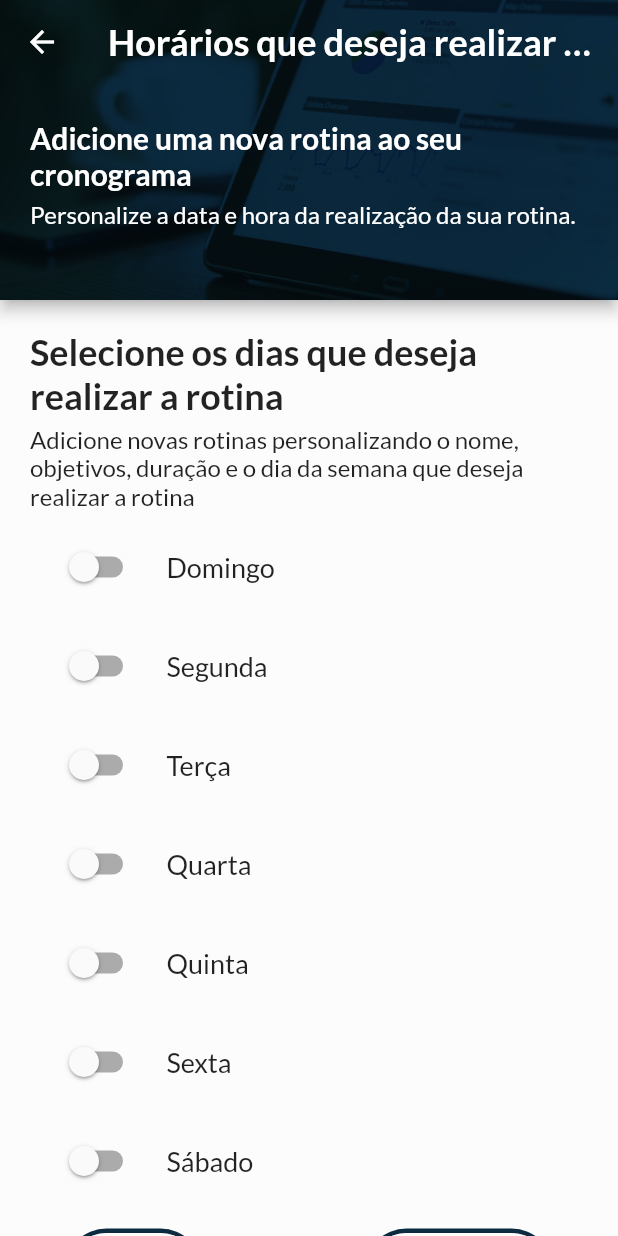
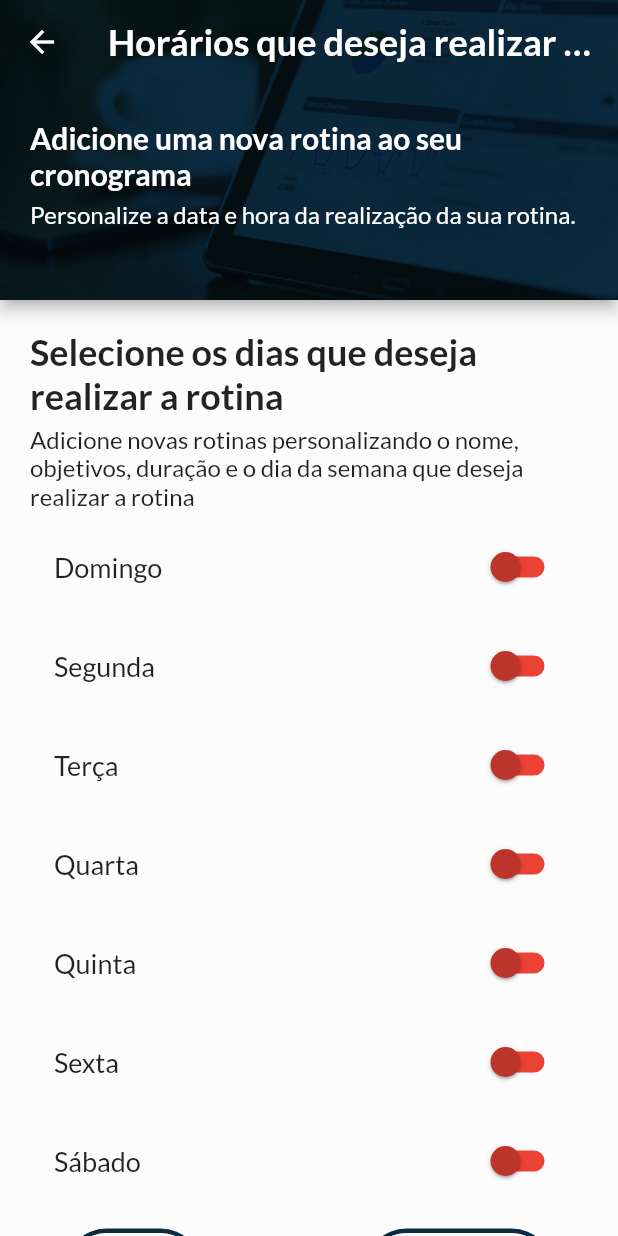
Before and after one commit to guicrisostomo/hour, a Flutter app: the CustomDateRotine screen opened by its route, on a phone screen of 412 x 824 dp. Run offline on Flutter 3.47's test engine with Material 2 defaults, Android fonts, the light colour scheme and no system bars; our stand-ins replace firebase_core, flutter_dotenv, flutter_svg, google_fonts; missing offline and left inert: dart:html; accounts and stored records are empty.

Commit message:
style: change color and position of toggle switch

```diff
--- a/lib/view/pages/custom_date_rotine.dart
+++ b/lib/view/pages/custom_date_rotine.dart
@@ -165,6 +165,12 @@ class _CustomDateRotineState extends State<CustomDateRotine> {
               const SizedBox(height: 10),
 
               SwitchListTile(
+                inactiveTrackColor: const Color.fromARGB(255, 235, 66, 54),
+                inactiveThumbColor: const Color.fromARGB(255, 189, 52, 42),
+
+                activeTrackColor: const Color.fromARGB(255, 86, 196, 90),
+                activeColor: const Color.fromARGB(255, 42, 97, 44),
+
                 value: listDaysCheckedValue[0],
                 onChanged: (value) => {
                   setState(() {
@@ -180,7 +186,7 @@ class _CustomDateRotineState extends State<CustomDateRotine> {
                     ),
                   )
                 ),
-                controlAffinity: ListTileControlAffinity.leading,
+                controlAffinity: ListTileControlAffinity.platform,
               ),
 
               ShowHourDay(0, txtForSun, txtUntilSun),
@@ -188,6 +194,12 @@ class _CustomDateRotineState extends State<CustomDateRotine> {
               const SizedBox(height: 10),
 
               SwitchListTile(
+                inactiveTrackColor: const Color.fromARGB(255, 235, 66, 54),
+                inactiveThumbColor: const Color.fromARGB(255, 189, 52, 42),
+
+                activeTrackColor: const Color.fromARGB(255, 86, 196, 90),
+                activeColor: const Color.fromARGB(255, 42, 97, 44),
+
                 value: listDaysCheckedValue[1],
                 onChanged: (value) => {
                   setState(() {
@@ -203,7 +215,7 @@ class _CustomDateRotineState extends State<CustomDateRotine> {
                     ),
                   )
                 ),
-                controlAffinity: ListTileControlAffinity.leading,
+                controlAffinity: ListTileControlAffinity.platform,
               ),
 
               ShowHourDay(1, txtForMon, txtUntilMon),
@@ -211,6 +223,12 @@ class _CustomDateRotineState extends State<CustomDateRotine> {
               const SizedBox(height: 10),
 
               SwitchListTile(
+                inactiveTrackColor: const Color.fromARGB(255, 235, 66, 54),
+                inactiveThumbColor: const Color.fromARGB(255, 189, 52, 42),
+
+                activeTrackColor: const Color.fromARGB(255, 86, 196, 90),
+                activeColor: const Color.fromARGB(255, 42, 97, 44),
+
                 value: listDaysCheckedValue[2],
                 onChanged: (value) => {
                   setState(() {
@@ -226,7 +244,7 @@ class _CustomDateRotineState extends State<CustomDateRotine> {
                     ),
                   )
                 ),
-                controlAffinity: ListTileControlAffinity.leading,
+                controlAffinity: ListTileControlAffinity.platform,
               ),
 
               ShowHourDay(2, txtForTue, txtUntilTue),
@@ -234,6 +252,12 @@ class _CustomDateRotineState extends State<CustomDateRotine> {
               const SizedBox(height: 10),
 
               SwitchListTile(
+                inactiveTrackColor: const Color.fromARGB(255, 235, 66, 54),
+                inactiveThumbColor: const Color.fromARGB(255, 189, 52, 42),
+
+                activeTrackColor: const Color.fromARGB(255, 86, 196, 90),
+                activeColor: const Color.fromARGB(255, 42, 97, 44),
+
                 value: listDaysCheckedValue[3],
                 onChanged: (value) => {
                   setState(() {
@@ -249,7 +273,7 @@ class _CustomDateRotineState extends State<CustomDateRotine> {
                     ),
                   )
                 ),
-                controlAffinity: ListTileControlAffinity.leading,
+                controlAffinity: ListTileControlAffinity.platform,
               ),
 
               ShowHourDay(3, txtForWed, txtUntilWed),
@@ -257,6 +281,12 @@ class _CustomDateRotineState extends State<CustomDateRotine> {
               const SizedBox(height: 10),
 
               SwitchListTile(
+                inactiveTrackColor: const Color.fromARGB(255, 235, 66, 54),
+                inactiveThumbColor: const Color.fromARGB(255, 189, 52, 42),
+
+                activeTrackColor: const Color.fromARGB(255, 86, 196, 90),
+                activeColor: const Color.fromARGB(255, 42, 97, 44),
+
                 value: listDaysCheckedValue[4],
                 onChanged: (value) => {
                   setState(() {
@@ -272,7 +302,7 @@ class _CustomDateRotineState extends State<CustomDateRotine> {
                     ),
                   )
                 ),
-                controlAffinity: ListTileControlAffinity.leading,
+                controlAffinity: ListTileControlAffinity.platform,
               ),
 
               ShowHourDay(4, txtForThu, txtUntilThu),
@@ -280,6 +310,12 @@ class _CustomDateRotineState extends State<CustomDateRotine> {
               const SizedBox(height: 10),
 
               SwitchListTile(
+                inactiveTrackColor: const Color.fromARGB(255, 235, 66, 54),
+                inactiveThumbColor: const Color.fromARGB(255, 189, 52, 42),
+
+                activeTrackColor: const Color.fromARGB(255, 86, 196, 90),
+                activeColor: const Color.fromARGB(255, 42, 97, 44),
+
                 value: listDaysCheckedValue[5],
                 onChanged: (value) => {
                   setState(() {
@@ -295,7 +331,7 @@ class _CustomDateRotineState extends State<CustomDateRotine> {
                     ),
                   )
                 ),
-                controlAffinity: ListTileControlAffinity.leading,
+                controlAffinity: ListTileControlAffinity.platform,
               ),
 
               ShowHourDay(5, txtForFri, txtUntilFri),
@@ -303,6 +339,12 @@ class _CustomDateRotineState extends State<CustomDateRotine> {
               const SizedBox(height: 10),
 
               SwitchListTile(
+                inactiveTrackColor: const Color.fromARGB(255, 235, 66, 54),
+                inactiveThumbColor: const Color.fromARGB(255, 189, 52, 42),
+
+                activeTrackColor: const Color.fromARGB(255, 86, 196, 90),
+                activeColor: const Color.fromARGB(255, 42, 97, 44),
+
                 value: listDaysCheckedValue[6],
                 onChanged: (value) => {
                   setState(() {
@@ -318,7 +360,7 @@ class _CustomDateRotineState extends State<CustomDateRotine> {
                     ),
                   )
                 ),
-                controlAffinity: ListTileControlAffinity.leading,
+                controlAffinity: ListTileControlAffinity.platform,
               ),
 
               ShowHourDay(6, txtForSat, txtUntilSat),
--- a/lib/view/pages/goals_rotine.dart
+++ b/lib/view/pages/goals_rotine.dart
@@ -15,10 +15,10 @@ class GoalsRotine extends StatefulWidget {
 class _GoalsRotineState extends State<GoalsRotine> {
   var txtName = TextEditingController();
   var txtDescription = TextEditingController();
+  static bool isDailyGoal = true;
 
   @override
   Widget build(BuildContext context) {
-
     return Scaffold(
       appBar: PreferredSize(
         preferredSize: const Size.fromHeight(210),
@@ -108,11 +108,32 @@ class _GoalsRotineState extends State<GoalsRotine> {
 
               textField('Nome', txtName, context),
 
-              const SizedBox(height: 20),
+              const SizedBox(height: 10),
 
               textField('Descrição', txtDescription, context),
 
               const SizedBox(height: 10),
+
+              SwitchListTile(
+                value: isDailyGoal,
+                onChanged: (value) => {
+                  setState(() {
+                    isDailyGoal = value!;
+                  })
+                },
+                title: Container(
+                  alignment: Alignment.centerLeft,
+                  child: Text(
+                    'É um objetivo diário ?',
+                    style: GoogleFonts.lato(
+                      fontSize: 18,
+                    ),
+                  )
+                ),
+                controlAffinity: ListTileControlAffinity.platform,
+              ),
+
+              const SizedBox(height: 20),
 
               button('Adicionar objetivo', 50, 50, () {
 
```
